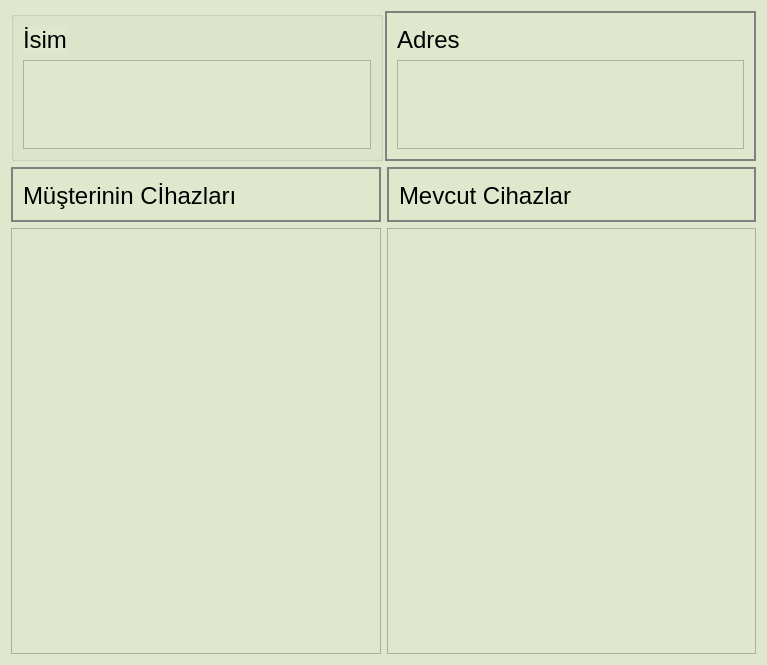
Old version of the form src/informationmusteridialog.ui in the repository yunusemrecinar/QT5-cihaz-kimlik-teknik-servis.
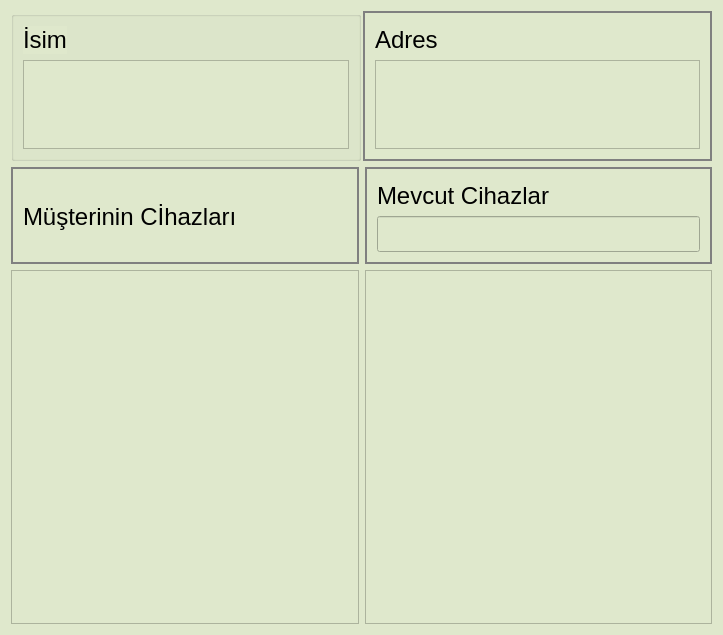
New version of the form.

What changed in the file:
```diff
--- a/src/informationmusteridialog.ui
+++ b/src/informationmusteridialog.ui
@@ -6,8 +6,8 @@
    <rect>
     <x>0</x>
     <y>0</y>
-    <width>767</width>
-    <height>665</height>
+    <width>723</width>
+    <height>635</height>
    </rect>
   </property>
   <property name="windowTitle">
@@ -19,7 +19,7 @@
 }
 </string>
   </property>
-  <layout class="QVBoxLayout" name="verticalLayout_4">
+  <layout class="QVBoxLayout" name="verticalLayout_5">
    <item>
     <layout class="QVBoxLayout" name="verticalLayout">
      <item>
@@ -158,6 +158,12 @@
       <layout class="QHBoxLayout" name="horizontalLayout_5">
        <item>
         <widget class="QGroupBox" name="horizontalGroupBox">
+         <property name="sizePolicy">
+          <sizepolicy hsizetype="Expanding" vsizetype="Preferred">
+           <horstretch>0</horstretch>
+           <verstretch>0</verstretch>
+          </sizepolicy>
+         </property>
          <property name="styleSheet">
           <string notr="true">QGroupBox {
 border:2px solid grey;
@@ -166,6 +172,12 @@
          <layout class="QHBoxLayout" name="horizontalLayout_4">
           <item>
            <widget class="QLabel" name="cihazMusteri">
+            <property name="sizePolicy">
+             <sizepolicy hsizetype="Preferred" vsizetype="Fixed">
+              <horstretch>0</horstretch>
+              <verstretch>0</verstretch>
+             </sizepolicy>
+            </property>
             <property name="font">
              <font>
               <pointsize>18</pointsize>
@@ -185,13 +197,19 @@
         </widget>
        </item>
        <item>
-        <widget class="QGroupBox" name="horizontalGroupBox">
+        <widget class="QGroupBox" name="verticalGroupBox">
+         <property name="sizePolicy">
+          <sizepolicy hsizetype="Expanding" vsizetype="Preferred">
+           <horstretch>0</horstretch>
+           <verstretch>0</verstretch>
+          </sizepolicy>
+         </property>
          <property name="styleSheet">
           <string notr="true">QGroupBox {
 border:2px solid grey;
 }</string>
          </property>
-         <layout class="QHBoxLayout" name="horizontalLayout_3">
+         <layout class="QVBoxLayout" name="verticalLayout_4">
           <item>
            <widget class="QLabel" name="cihazGenel">
             <property name="font">
@@ -207,6 +225,15 @@
             </property>
            </widget>
           </item>
+          <item>
+           <widget class="QLineEdit" name="filter">
+            <property name="font">
+             <font>
+              <pointsize>18</pointsize>
+             </font>
+            </property>
+           </widget>
+          </item>
          </layout>
         </widget>
        </item>
```
